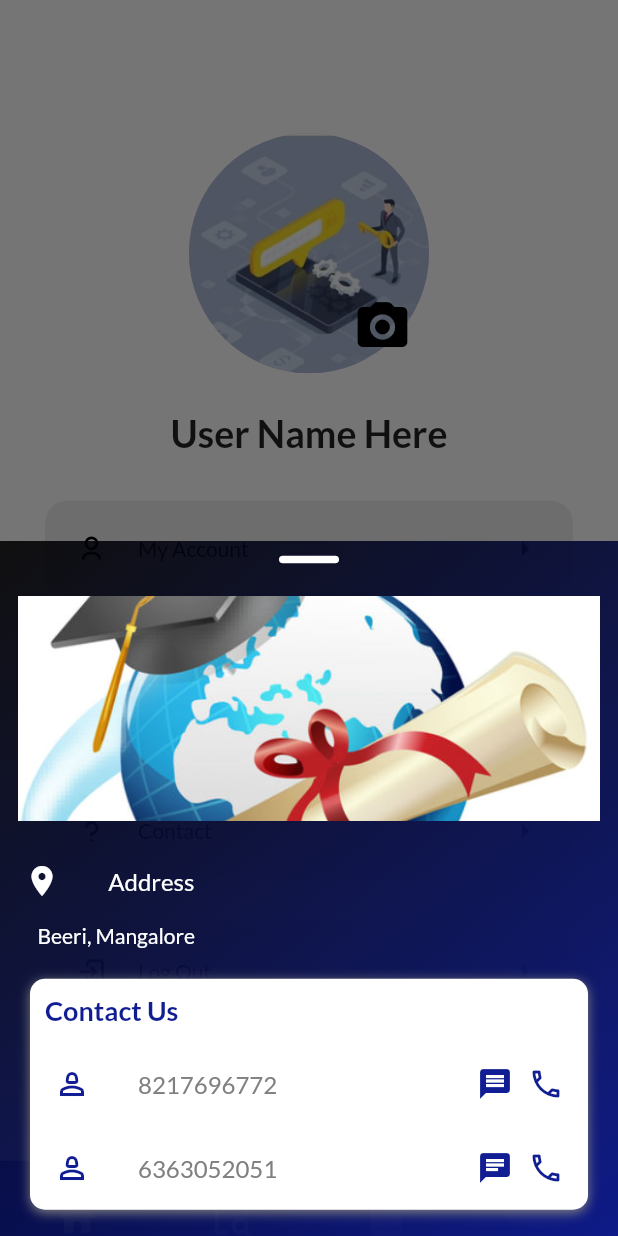
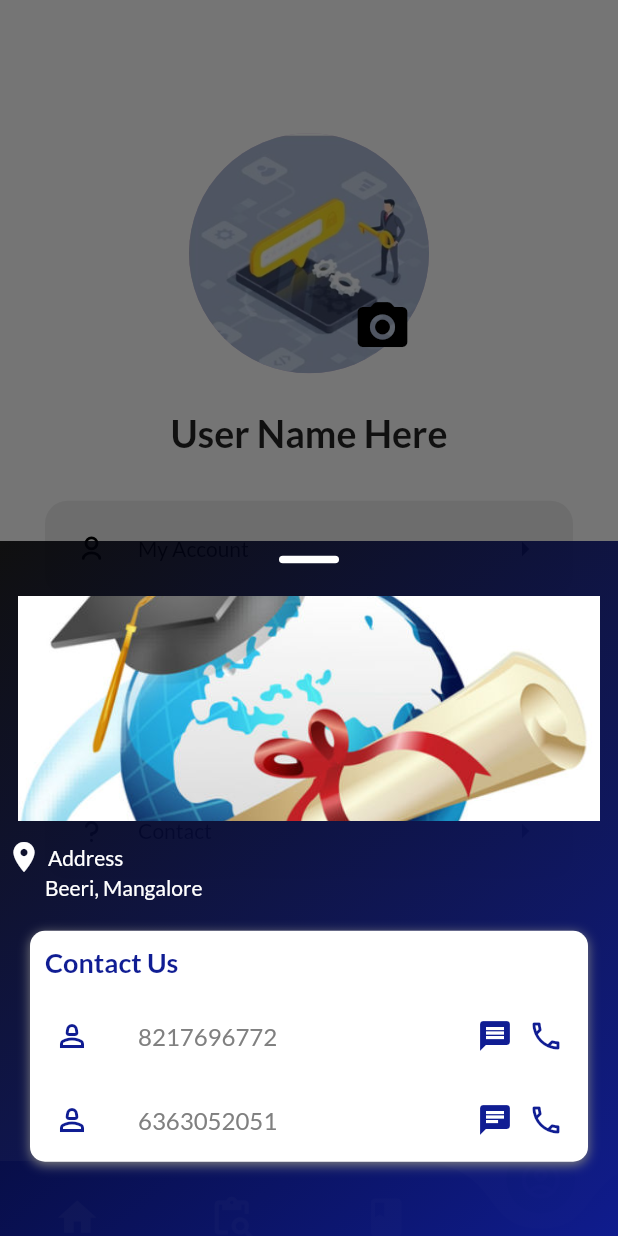
Before and after one commit to Sadiya321/finkin_credential, a Flutter app: the screen it shows after launch, item 4 of the bottom bar chosen, after a tap on "Contact", on a phone screen of 412 x 824 dp. Run offline on Flutter 3.47's test engine with Material 2 defaults, Android fonts, the light colour scheme and no system bars; drawn by our look-alikes of curved_navigation_bar; our stand-ins replace carousel_slider, country_picker, flutter_svg, google_fonts, image_picker, pinput and 1 more; missing offline and left inert: horizontal_stepper_flutter.

Commit message:
good morning17/11

```diff
--- a/lib/pages/home_screen/account_screen.dart
+++ b/lib/pages/home_screen/account_screen.dart
@@ -417,21 +417,29 @@ class _AccountScreenState extends State<AccountScreen> {
                const Column(
   crossAxisAlignment: CrossAxisAlignment.start,
   children: [
-    ListTile(
-      leading: Icon(
+    InkWell(
+
+      child: Row(
+        children: [
+          Padding(
+            padding: EdgeInsets.only(left: 4),
+            child: Icon(
               Icons.location_on,
               color: Colors.white,
             ),
-      title: Padding(
-        padding: EdgeInsets.only(left: 0.1),
+          ),
+          Padding(
+            padding: EdgeInsets.only(left: 4),
             child: Text(
               "Address",
               style: TextStyle(color: Colors.white),
             ),
           ),
+        ],
+      ),
     ),
     Padding(
-      padding: EdgeInsets.only(left: 25),
+      padding: EdgeInsets.only(left: 30),
       child: Text(
         "Beeri, Mangalore",
         style: TextStyle(color: Colors.white),
@@ -439,6 +447,8 @@ class _AccountScreenState extends State<AccountScreen> {
     ),
   ],
 ),
+
+
 
                 Padding(
                   padding: const EdgeInsets.all(20.0),
```
Lines whose indentation alone changed are shown as unchanged.
